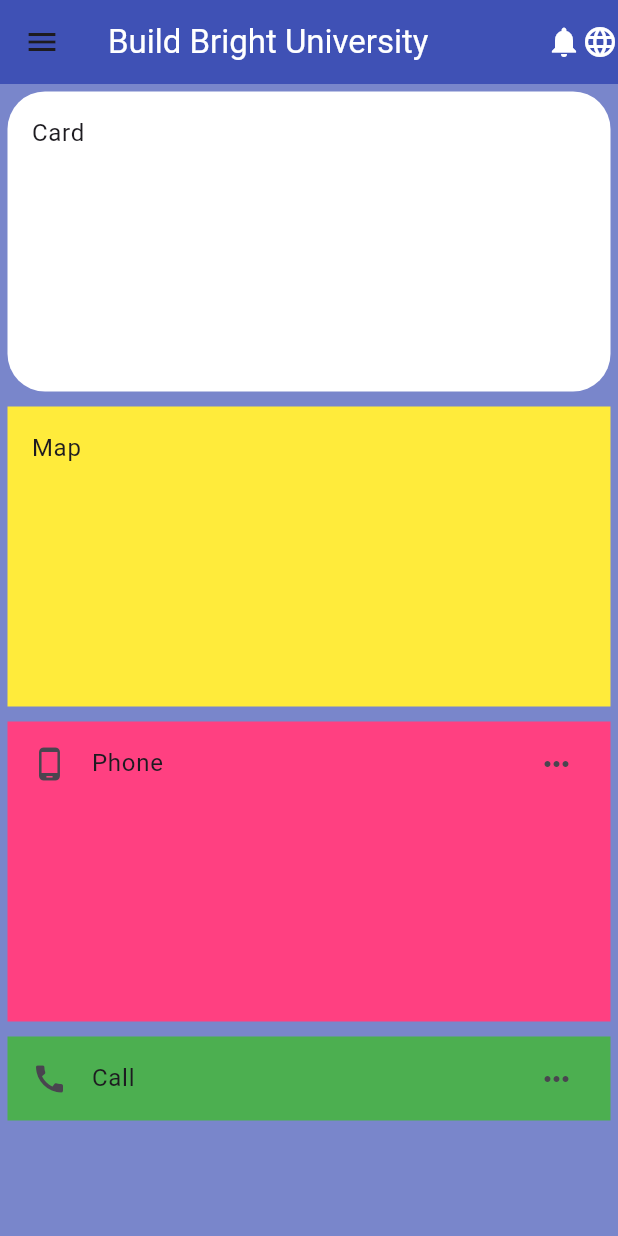
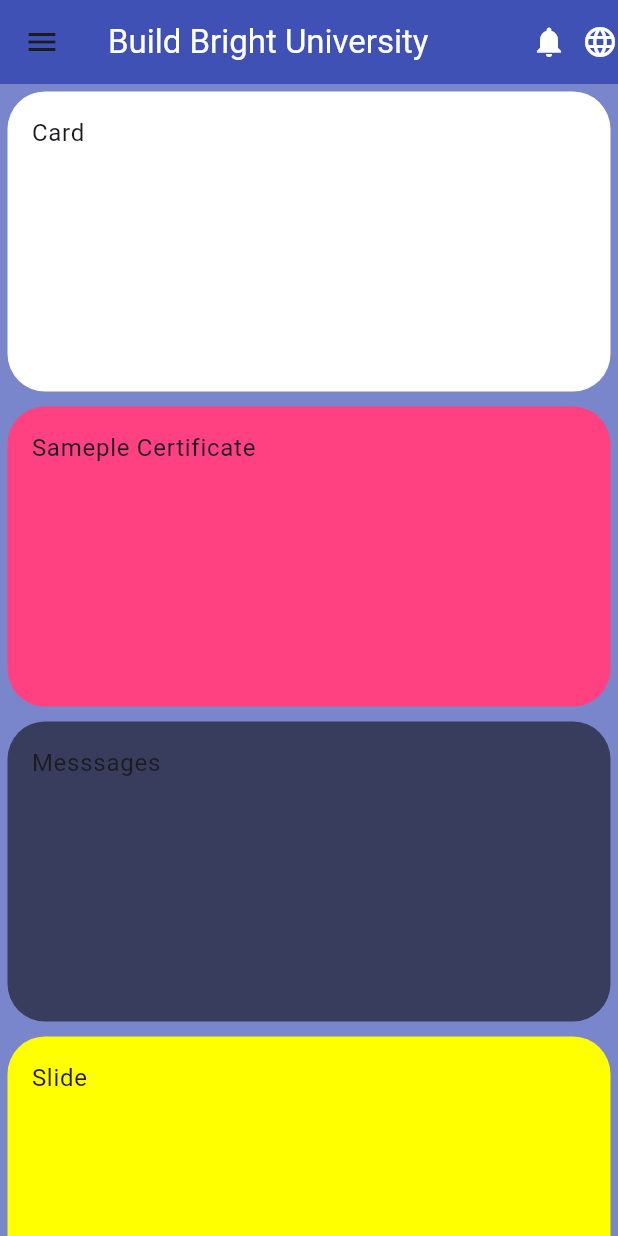
Before and after one commit to Cyperfroz00/griddemo, a Flutter app: the screen it shows after launch, on a phone screen of 412 x 824 dp. Run offline on Flutter 3.47's test engine with Material 2 defaults, Android fonts, the phone set to English and light mode, and no system bars.

Commit message:
12th update body and Card design

```diff
--- a/lib/componnet/list_view_screen.dart
+++ b/lib/componnet/list_view_screen.dart
@@ -212,9 +212,12 @@ class _ListviewscreenState extends State<Listviewscreen> {
         ),
         backgroundColor: Colors.indigo,
         actions: [
-          Icon(
-            Icons.notifications,
-            color: Colors.white,
+          Container(
+            margin: EdgeInsets.all(10.0),
+            child: Icon(
+              Icons.notifications,
+              color: Colors.white,
+            ),
           ),
           Icon(
             Icons.language,
@@ -241,34 +244,45 @@ class _ListviewscreenState extends State<Listviewscreen> {
               ),
             ),
             Container(
+              decoration: BoxDecoration(
+                borderRadius: BorderRadius.all(Radius.circular(25),),color: Colors.pinkAccent,
+              ),
               width: 200,
               height: 200,
               margin: EdgeInsets.all(5),
-              color: Colors.yellow[500],
+              //color: Colors.white,
               child: const ListTile(
-              //  leading: Icon(Icons.map),
-                title: Text('Map'),
-               // trailing: Icon(Icons.more_horiz),
+                //      leading: Icon(Icons.home),
+                title: Text('Sameple Certificate'),
+                //      trailing: Icon(Icons.more_horiz),
               ),
             ),
             Container(
+              decoration: BoxDecoration(
+                borderRadius: BorderRadius.all(Radius.circular(25),),color: Colors.black54,
+              ),
               width: 200,
               height: 200,
               margin: EdgeInsets.all(5),
-              color: Colors.pinkAccent,
+              //color: Colors.white,
               child: const ListTile(
-                leading: Icon(Icons.phone_android),
-                title: Text('Phone'),
-                trailing: Icon(Icons.more_horiz),
+                //      leading: Icon(Icons.home),
+                title: Text('Messsages'),
+                //      trailing: Icon(Icons.more_horiz),
               ),
             ),
             Container(
+              decoration: BoxDecoration(
+                borderRadius: BorderRadius.all(Radius.circular(25),),color: Colors.yellowAccent,
+              ),
+              width: 200,
+              height: 200,
               margin: EdgeInsets.all(5),
-              color: Colors.green,
+              //color: Colors.white,
               child: const ListTile(
-                leading: Icon(Icons.call),
-                title: Text('Call'),
-                trailing: Icon(Icons.more_horiz),
+                //      leading: Icon(Icons.home),
+                title: Text('Slide'),
+                //      trailing: Icon(Icons.more_horiz),
               ),
             ),
           ],
```
